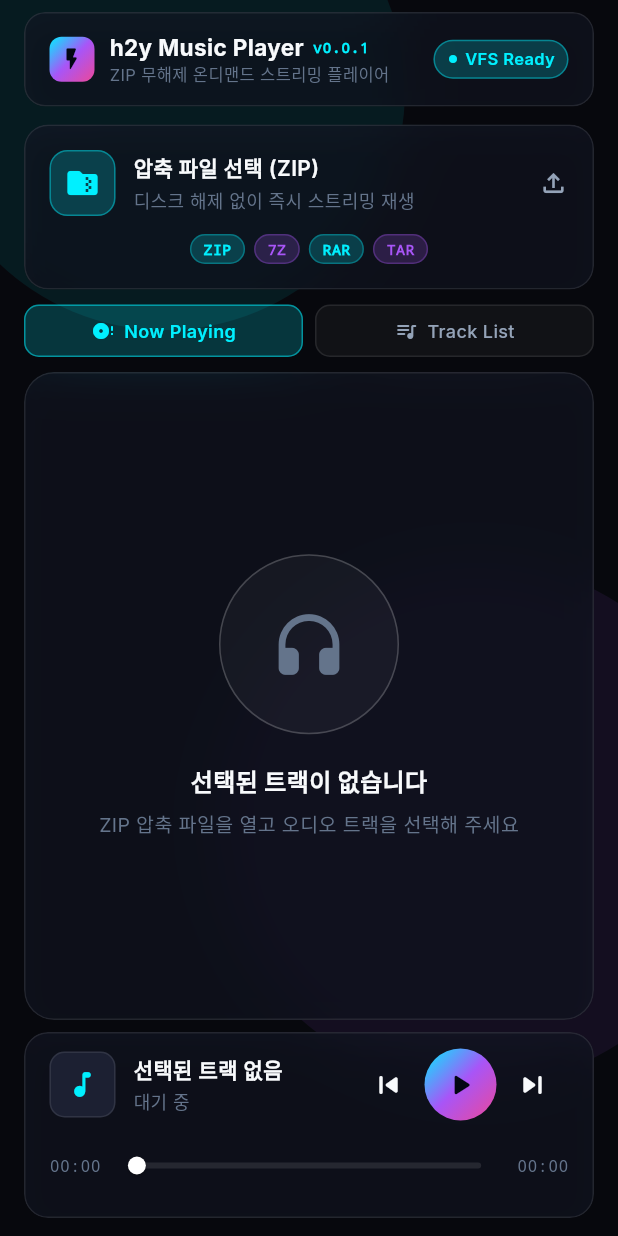
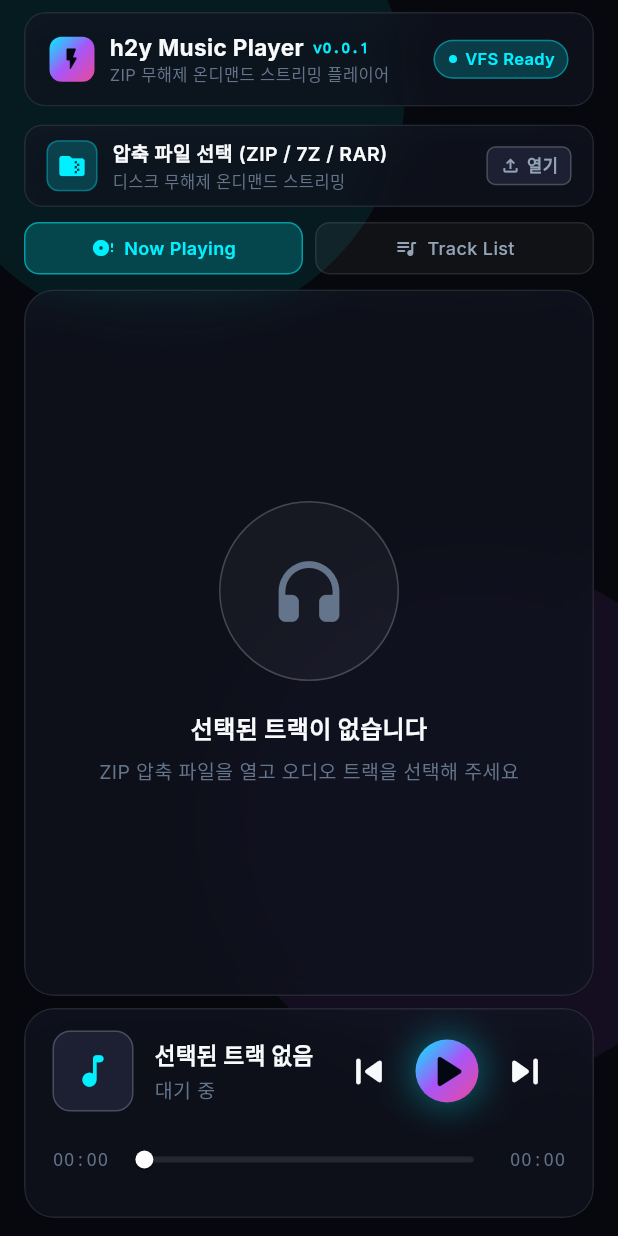
Before and after one commit to h2y0229/h2y-music-app, a Flutter app: the screen it shows after launch, on a phone screen of 412 x 824 dp. Run offline on Flutter 3.47's test engine with Material 3 defaults, Android fonts, the phone set to English and light mode, and no system bars; our stand-ins replace audio_service, file_picker, google_fonts, just_audio, package_info_plus.

Commit message:
버튼 수정

```diff
--- a/lib/views/widgets/drop_zone_card.dart
+++ b/lib/views/widgets/drop_zone_card.dart
@@ -13,31 +13,27 @@ class DropZoneCard extends StatelessWidget {
 
     if (vfs.isLoading) {
       return const GlassContainer(
-        padding: EdgeInsets.symmetric(vertical: 24.0, horizontal: 16.0),
-        child: Column(
-          mainAxisSize: MainAxisSize.min,
+        padding: EdgeInsets.symmetric(vertical: 12.0, horizontal: 16.0),
+        borderRadius: 12.0,
+        child: Row(
+          mainAxisAlignment: MainAxisAlignment.center,
           children: [
             SizedBox(
-              width: 32,
-              height: 32,
+              width: 18,
+              height: 18,
               child: CircularProgressIndicator(
-                strokeWidth: 3,
+                strokeWidth: 2.5,
                 valueColor: AlwaysStoppedAnimation<Color>(AppColors.accentCyan),
               ),
             ),
-            SizedBox(height: 12),
+            SizedBox(width: 12),
             Text(
-              'VFS Range Read 인덱싱 중...',
+              'VFS Range Read 헤더 분석 중...',
               style: TextStyle(
                 color: AppColors.accentCyan,
                 fontWeight: FontWeight.w600,
-                fontSize: 14,
+                fontSize: 13,
               ),
-            ),
-            SizedBox(height: 4),
-            Text(
-              '디스크 무해제 헤더 분석 중',
-              style: TextStyle(color: AppColors.textMuted, fontSize: 12),
             ),
           ],
         ),
@@ -49,37 +45,36 @@ class DropZoneCard extends StatelessWidget {
     return GlassContainer(
       onTap: () => vfs.pickArchiveFile(),
       borderColor: hasArchive ? AppColors.accentCyan.withValues(alpha: 0.4) : AppColors.glassBorder,
-      padding: const EdgeInsets.all(16.0),
-      child: Column(
-        mainAxisSize: MainAxisSize.min,
-        children: [
-          Row(
+      padding: const EdgeInsets.symmetric(horizontal: 14.0, vertical: 8.0),
+      borderRadius: 12.0,
+      child: Row(
         children: [
           Container(
-                width: 44,
-                height: 44,
+            width: 34,
+            height: 34,
             decoration: BoxDecoration(
               color: AppColors.accentCyanDim,
-                  borderRadius: BorderRadius.circular(12),
-                  border: Border.all(color: AppColors.accentCyan.withValues(alpha: 0.4)),
+              borderRadius: BorderRadius.circular(8),
+              border: Border.all(color: AppColors.accentCyan.withValues(alpha: 0.3)),
             ),
             child: const Icon(
               Icons.folder_zip_rounded,
               color: AppColors.accentCyan,
-                  size: 24,
+              size: 20,
             ),
           ),
-              const SizedBox(width: 12),
+          const SizedBox(width: 10),
           Expanded(
             child: Column(
               crossAxisAlignment: CrossAxisAlignment.start,
+              mainAxisSize: MainAxisSize.min,
               children: [
                 Text(
-                      hasArchive ? vfs.currentAnalysis!.fileName : '압축 파일 선택 (ZIP)',
+                  hasArchive ? vfs.currentAnalysis!.fileName : '압축 파일 선택 (ZIP / 7Z / RAR)',
                   style: const TextStyle(
                     color: AppColors.textPrimary,
                     fontWeight: FontWeight.w600,
-                        fontSize: 14,
+                    fontSize: 13,
                   ),
                   maxLines: 1,
                   overflow: TextOverflow.ellipsis,
@@ -87,58 +82,48 @@ class DropZoneCard extends StatelessWidget {
                 const SizedBox(height: 2),
                 Text(
                   hasArchive
-                          ? '엔트리 ${vfs.currentAnalysis!.entryCount}개 (${vfs.currentAnalysis!.analysisTimeMs}ms)'
-                          : '디스크 해제 없이 즉시 스트리밍 재생',
+                      ? '트랙 ${vfs.currentAnalysis!.entryCount}개 (${vfs.currentAnalysis!.analysisTimeMs}ms) • 변경하려면 터치'
+                      : '디스크 무해제 온디맨드 스트리밍',
                   style: const TextStyle(
                     color: AppColors.textMuted,
-                        fontSize: 12,
+                    fontSize: 11,
+                  ),
+                  maxLines: 1,
+                  overflow: TextOverflow.ellipsis,
+                ),
+              ],
+            ),
+          ),
+          const SizedBox(width: 8),
+          Container(
+            padding: const EdgeInsets.symmetric(horizontal: 8, vertical: 4),
+            decoration: BoxDecoration(
+              color: hasArchive ? AppColors.accentCyanDim : AppColors.bgSurface3,
+              borderRadius: BorderRadius.circular(6),
+              border: Border.all(color: AppColors.glassBorderBright),
+            ),
+            child: Row(
+              mainAxisSize: MainAxisSize.min,
+              children: [
+                Icon(
+                  hasArchive ? Icons.swap_horiz_rounded : Icons.file_upload_outlined,
+                  color: hasArchive ? AppColors.accentCyan : AppColors.textSecondary,
+                  size: 14,
+                ),
+                const SizedBox(width: 4),
+                Text(
+                  hasArchive ? '변경' : '열기',
+                  style: TextStyle(
+                    color: hasArchive ? AppColors.accentCyan : AppColors.textSecondary,
+                    fontSize: 11,
+                    fontWeight: FontWeight.w600,
                   ),
                 ),
               ],
             ),
           ),
-              const Icon(
-                Icons.file_upload_outlined,
-                color: AppColors.textSecondary,
-                size: 20,
-              ),
-            ],
-          ),
-          const SizedBox(height: 12),
-          Row(
-            mainAxisAlignment: MainAxisAlignment.center,
-            children: [
-              _buildBadge('ZIP', AppColors.accentCyan, AppColors.accentCyanDim),
-              const SizedBox(width: 6),
-              _buildBadge('7Z', AppColors.accentPurple, AppColors.accentPurpleDim),
-              const SizedBox(width: 6),
-              _buildBadge('RAR', AppColors.accentCyan, AppColors.accentCyanDim),
-              const SizedBox(width: 6),
-              _buildBadge('TAR', AppColors.accentPurple, AppColors.accentPurpleDim),
-            ],
-          ),
         ],
       ),
     );
   }
-
-  Widget _buildBadge(String label, Color textColor, Color bgColor) {
-    return Container(
-      padding: const EdgeInsets.symmetric(horizontal: 8, vertical: 2),
-      decoration: BoxDecoration(
-        color: bgColor,
-        borderRadius: BorderRadius.circular(20),
-        border: Border.all(color: textColor.withValues(alpha: 0.3)),
-      ),
-      child: Text(
-        label,
-        style: TextStyle(
-          color: textColor,
-          fontSize: 10,
-          fontWeight: FontWeight.bold,
-          fontFamily: 'monospace',
-        ),
-      ),
-    );
 }
-}
--- a/lib/views/widgets/mini_player_bar.dart
+++ b/lib/views/widgets/mini_player_bar.dart
@@ -20,7 +20,8 @@ class MiniPlayerBar extends StatelessWidget {
     final player = context.watch<PlayerProvider>();
     final track = player.currentPlayingTrack;
 
-    final title = track?.name.replaceAll(RegExp(r'\.[^.]+$'), '') ?? '선택된 트랙 없음';
+    final title =
+        track?.name.replaceAll(RegExp(r'\.[^.]+$'), '') ?? '선택된 트랙 없음';
     final artist = track?.path.contains('/') ?? false
         ? track!.path.split('/').first
         : '대기 중';
@@ -31,27 +32,28 @@ class MiniPlayerBar extends StatelessWidget {
     final curSec = pos.inSeconds.clamp(0, dur.inSeconds).toDouble();
 
     return GlassContainer(
-      padding: const EdgeInsets.symmetric(horizontal: 16.0, vertical: 10.0),
-      borderRadius: 16.0,
+      padding: const EdgeInsets.symmetric(horizontal: 18.0, vertical: 14.0),
+      borderRadius: 20.0,
       backgroundColor: AppColors.glassBase,
       child: Column(
         mainAxisSize: MainAxisSize.min,
         children: [
-          // 1. 트랙 정보 & 재생 제어 버튼 행
+          // 1. 트랙 정보 & 대형 재생 제어 버튼 행
           Row(
             children: [
-              // 앨범 아트 썸네일
+              // 앨범 아트 썸네일 (54x54)
               Container(
-                width: 44,
-                height: 44,
+                width: 54,
+                height: 54,
                 decoration: BoxDecoration(
                   color: AppColors.bgSurface3,
-                  borderRadius: BorderRadius.circular(10),
-                  border: Border.all(color: AppColors.glassBorder),
+                  borderRadius: BorderRadius.circular(12),
+                  border: Border.all(color: AppColors.glassBorderBright),
                 ),
-                child: const Icon(Icons.music_note_rounded, color: AppColors.accentCyan, size: 22),
+                child: const Icon(Icons.music_note_rounded,
+                    color: AppColors.accentCyan, size: 28),
               ),
-              const SizedBox(width: 12),
+              const SizedBox(width: 14),
 
               // 트랙명 & 아티스트
               Expanded(
@@ -63,18 +65,18 @@ class MiniPlayerBar extends StatelessWidget {
                       title,
                       style: const TextStyle(
                         color: AppColors.textPrimary,
-                        fontWeight: FontWeight.w600,
-                        fontSize: 14,
+                        fontWeight: FontWeight.w700,
+                        fontSize: 15,
                       ),
                       maxLines: 1,
                       overflow: TextOverflow.ellipsis,
                     ),
-                    const SizedBox(height: 2),
+                    const SizedBox(height: 3),
                     Text(
                       artist,
                       style: const TextStyle(
                         color: AppColors.textMuted,
-                        fontSize: 12,
+                        fontSize: 13,
                       ),
                       maxLines: 1,
                       overflow: TextOverflow.ellipsis,
@@ -83,45 +85,69 @@ class MiniPlayerBar extends StatelessWidget {
                 ),
               ),
 
-              // 이전 곡
+              // 이전 곡 (대형화)
               IconButton(
-                icon: const Icon(Icons.skip_previous_rounded, color: AppColors.textPrimary),
+                iconSize: 34,
+                padding: const EdgeInsets.all(10),
+                constraints: const BoxConstraints(minWidth: 50, minHeight: 50),
+                icon: const Icon(Icons.skip_previous_rounded,
+                    color: AppColors.textPrimary),
                 onPressed: () => player.prevTrack(vfs.filteredTracks),
-                splashRadius: 20,
               ),
+              const SizedBox(width: 4),
 
-              // 재생 / 일시정지 버튼 (네온 글로우)
+              // 재생 / 일시정지 버튼 (62px 초대형 네온 원형 버튼)
               Container(
-                decoration: const BoxDecoration(
+                width: 42,
+                height: 42,
+                decoration: BoxDecoration(
                   shape: BoxShape.circle,
                   gradient: AppColors.accentGradient,
+                  boxShadow: [
+                    BoxShadow(
+                      color: AppColors.accentCyan
+                          .withValues(alpha: player.isPlaying ? 0.6 : 0.35),
+                      blurRadius: 20,
+                      spreadRadius: 3,
+                    ),
+                  ],
                 ),
                 child: IconButton(
+                  iconSize: 38,
+                  padding: EdgeInsets.zero,
                   icon: Icon(
-                    player.isPlaying ? Icons.pause_rounded : Icons.play_arrow_rounded,
+                    player.isPlaying
+                        ? Icons.pause_rounded
+                        : Icons.play_arrow_rounded,
                     color: const Color(0xFF030712),
                   ),
                   onPressed: () => player.togglePlay(),
-                  splashRadius: 24,
                 ),
               ),
+              const SizedBox(width: 4),
 
-              // 다음 곡
+              // 다음 곡 (대형화)
               IconButton(
-                icon: const Icon(Icons.skip_next_rounded, color: AppColors.textPrimary),
+                iconSize: 34,
+                padding: const EdgeInsets.all(10),
+                constraints: const BoxConstraints(minWidth: 50, minHeight: 50),
+                icon: const Icon(Icons.skip_next_rounded,
+                    color: AppColors.textPrimary),
                 onPressed: () => player.nextTrack(vfs.filteredTracks),
-                splashRadius: 20,
               ),
             ],
           ),
-          const SizedBox(height: 6),
+          const SizedBox(height: 8),
 
           // 2. 프로그레스 타임라인 슬라이더 & 시간 레이블
           Row(
             children: [
               Text(
                 _formatDuration(pos),
-                style: const TextStyle(color: AppColors.textMuted, fontSize: 11, fontFamily: 'monospace'),
+                style: const TextStyle(
+                    color: AppColors.textMuted,
+                    fontSize: 12,
+                    fontFamily: 'monospace'),
               ),
               Expanded(
                 child: Slider(
@@ -134,7 +160,10 @@ class MiniPlayerBar extends StatelessWidget {
               ),
               Text(
                 _formatDuration(dur),
-                style: const TextStyle(color: AppColors.textMuted, fontSize: 11, fontFamily: 'monospace'),
+                style: const TextStyle(
+                    color: AppColors.textMuted,
+                    fontSize: 12,
+                    fontFamily: 'monospace'),
               ),
             ],
           ),
--- a/lib/views/widgets/vinyl_visualizer.dart
+++ b/lib/views/widgets/vinyl_visualizer.dart
@@ -100,8 +100,8 @@ class _VinylVisualizerState extends State<VinylVisualizer>
               );
             },
             child: Container(
-              width: 190,
-              height: 190,
+              width: 220,
+              height: 220,
               decoration: BoxDecoration(
                 shape: BoxShape.circle,
                 gradient: const RadialGradient(
@@ -114,20 +114,20 @@ class _VinylVisualizerState extends State<VinylVisualizer>
                 ),
                 border: Border.all(
                   color: Colors.white.withValues(alpha: 0.15),
-                  width: 3,
+                  width: 3.5,
                 ),
                 boxShadow: [
                   BoxShadow(
-                    color: AppColors.accentCyan.withValues(alpha: 0.25),
-                    blurRadius: 30,
-                    spreadRadius: 2,
+                    color: AppColors.accentCyan.withValues(alpha: 0.3),
+                    blurRadius: 36,
+                    spreadRadius: 3,
                   ),
                 ],
               ),
               child: Center(
                 child: Container(
-                  width: 70,
-                  height: 70,
+                  width: 80,
+                  height: 80,
                   decoration: const BoxDecoration(
                     shape: BoxShape.circle,
                     gradient: AppColors.accentGradient,
@@ -136,7 +136,7 @@ class _VinylVisualizerState extends State<VinylVisualizer>
                     child: Icon(
                       Icons.music_note_rounded,
                       color: Color(0xFF030712),
-                      size: 32,
+                      size: 38,
                     ),
                   ),
                 ),
```
Lines whose indentation alone changed are shown as unchanged.
